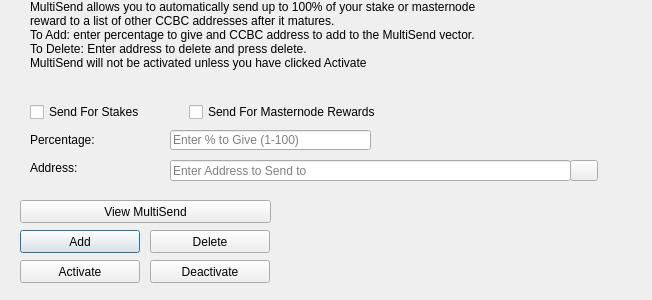
Qt form src/qt/forms/multisenddialog.ui (poseidondev/posq) before a commit.
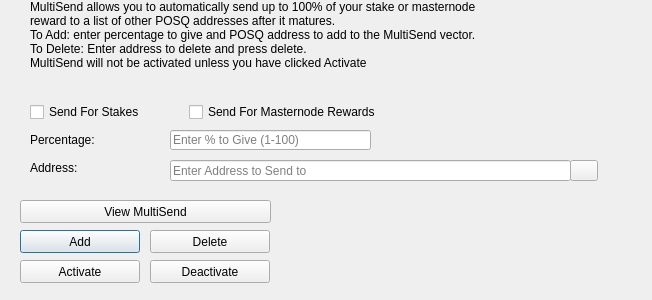
The same form after that commit. Icons and pictures are not drawn.

The edit to the form file:
```diff
--- a/src/qt/forms/multisenddialog.ui
+++ b/src/qt/forms/multisenddialog.ui
@@ -61,8 +61,8 @@
     <number>1</number>
    </property>
    <property name="text">
-    <string>MultiSend allows you to automatically send up to 100% of your stake or masternode reward to a list of other CCBC addresses after it matures.
-To Add: enter percentage to give and CCBC address to add to the MultiSend vector.
+    <string>MultiSend allows you to automatically send up to 100% of your stake or masternode reward to a list of other POSQ addresses after it matures.
+To Add: enter percentage to give and POSQ address to add to the MultiSend vector.
 To Delete: Enter address to delete and press delete.
 MultiSend will not be activated unless you have clicked Activate</string>
    </property>
```
